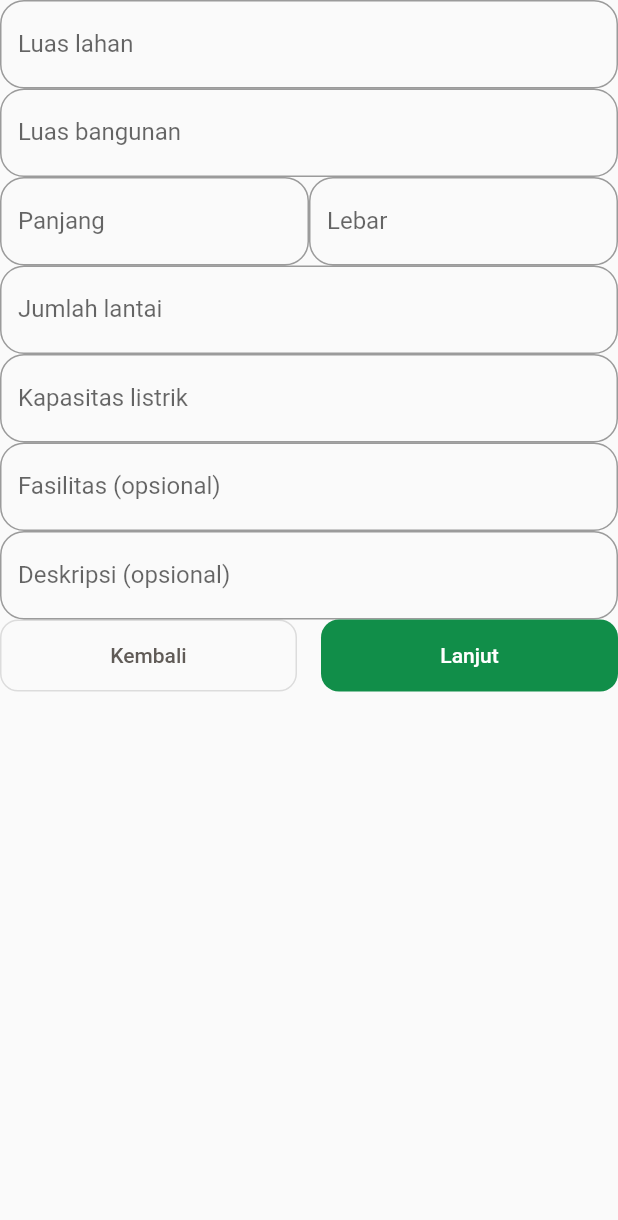
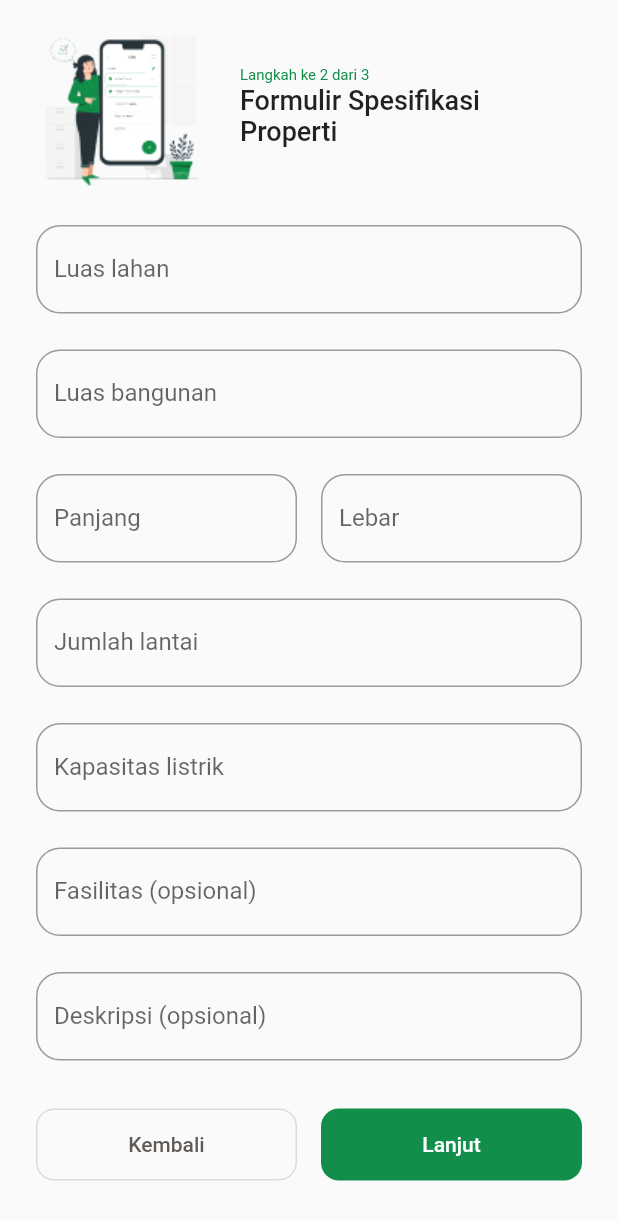
Before and after one commit to hezbims/Kiossku-Flutter, a Flutter app: the Form2Screen screen opened by its route, on a phone screen of 412 x 824 dp. Shown: the top 1220 px of the screen. Run offline on Flutter 3.47's test engine with Material 2 defaults, Android fonts, the phone set to English and light mode, and no system bars; our stand-ins replace cached_network_image, dotted_border, fluttertoast, get, image_picker; network calls fail; Roboto replaces fonts that are missing (DM Sans).

Commit message:
Betulin tampilan form2

```diff
--- a/lib/fitur_submit_properti/presentation/form_2/form_2_screen.dart
+++ b/lib/fitur_submit_properti/presentation/form_2/form_2_screen.dart
@@ -3,6 +3,7 @@ import 'package:get/get.dart';
 import 'package:kiossku_flutter/fitur_submit_properti/presentation/form_1/ui_component/submit_properti_text_field.dart';
 import 'package:kiossku_flutter/fitur_submit_properti/presentation/form_2/form_2_controller.dart';
 import 'package:kiossku_flutter/fitur_submit_properti/presentation/ui_component/back_next_button.dart';
+import 'package:kiossku_flutter/fitur_submit_properti/presentation/ui_component/form_header.dart';
 
 class Form2Screen extends StatelessWidget{
 
@@ -14,27 +15,42 @@ class Form2Screen extends StatelessWidget{
   Widget build(BuildContext context) {
     return SafeArea(
         child: Scaffold(
-          body: Column(
-            children: [
-              Expanded(
+          body: Padding(
+            padding: const EdgeInsets.symmetric(horizontal: 24),
             child: GetBuilder<Form2Controller>(
               builder: (controller) {
                 return ListView(
                   children: [
+                    const SizedBox(height: 16,),
+
+                    const FormHeader(
+                        formNumber: 2,
+                        title: "Formulir Spesifikasi Properti"
+                    ),
+
+                    const SizedBox(height: 24,),
+
                     SubmitPropertiFormField(
                         controller: controller.luasLahanC,
                         label: "Luas lahan",
                         errorMessage: controller.luasLahanError,
                         isIntField: true,
                     ),
+
+                    const SizedBox(height: 24,),
+
                     SubmitPropertiFormField(
                         controller: controller.luasBangunanC,
                         label: "Luas bangunan",
                         errorMessage: controller.luasBangunanError,
                         isIntField: true,
                     ),
+
+                    const SizedBox(height: 24,),
+
                     Row(
                       mainAxisSize: MainAxisSize.min,
+                      mainAxisAlignment: MainAxisAlignment.spaceAround,
                       children: [
                         Expanded(
                           child: SubmitPropertiFormField(
@@ -44,6 +60,9 @@ class Form2Screen extends StatelessWidget{
                               isIntField: true,
                           ),
                         ),
+
+                        const SizedBox(width: 16,),
+
                         Expanded(
                           child: SubmitPropertiFormField(
                               controller: controller.lebarC,
@@ -54,28 +73,43 @@ class Form2Screen extends StatelessWidget{
                         )
                       ],
                     ),
+
+                    const SizedBox(height: 24,),
+
                     SubmitPropertiFormField(
                         controller: controller.jumlahLantaiC,
                         label: "Jumlah lantai",
                         errorMessage: controller.jumlahLantaiError,
                         isIntField: true,
                     ),
+
+                    const SizedBox(height: 24,),
+
                     SubmitPropertiFormField(
                         controller: controller.kapasitasListrikC,
                         label: "Kapasitas listrik",
                         errorMessage: controller.kapasitasListrikError,
                         isIntField: true,
                     ),
+
+                    const SizedBox(height: 24,),
+
                     SubmitPropertiFormField(
                         controller: controller.fasilitasC,
                         label: "Fasilitas (opsional)",
                         errorMessage: null,
                     ),
+
+                    const SizedBox(height: 24,),
+
                     SubmitPropertiFormField(
                         controller: controller.deskripsiC,
                         label: "Deskripsi (opsional)",
                         errorMessage: null,
                     ),
+
+                    const SizedBox(height: 32,),
+
                     BackNextButton(
                         clickNext: controller.clickNext,
                         clickBack: controller.clickBack
@@ -84,8 +118,6 @@ class Form2Screen extends StatelessWidget{
                 );
               }
             ),
-              )
-            ],
           ),
         )
     );
```
Lines whose indentation alone changed are shown as unchanged.
